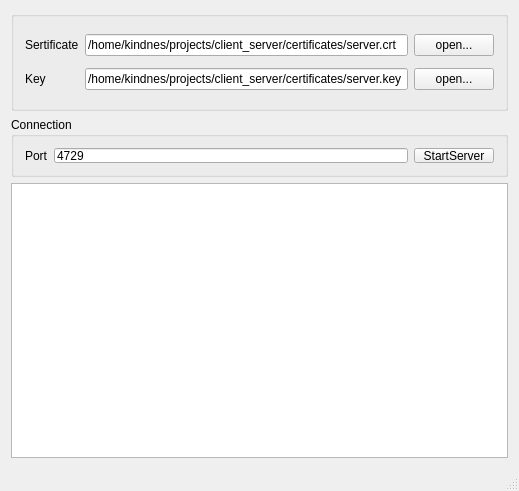
Above: server/mainwindow.ui from Dobr1802/QSsl_chat_v.2 before the change. Below: the same form after it.
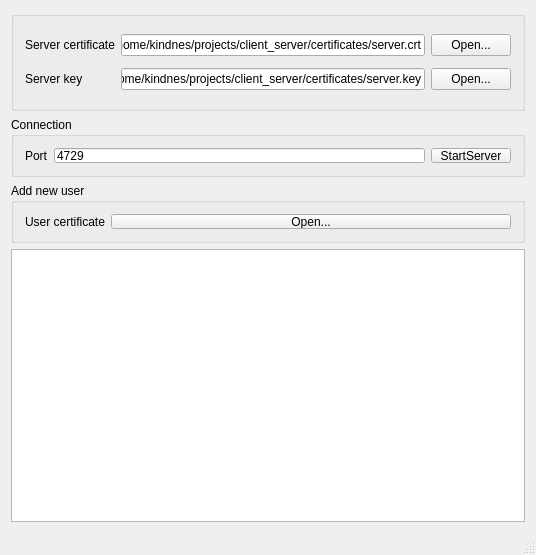
That is the form after the change.

Commit message: причесывание of server

```diff
--- a/server/mainwindow.ui
+++ b/server/mainwindow.ui
@@ -6,8 +6,8 @@
    <rect>
     <x>0</x>
     <y>0</y>
-    <width>519</width>
-    <height>491</height>
+    <width>530</width>
+    <height>555</height>
    </rect>
   </property>
   <property name="windowTitle">
@@ -36,7 +36,7 @@
        <item row="0" column="2">
         <widget class="QPushButton" name="sertificateOpenButton">
          <property name="text">
-          <string>open...</string>
+          <string>Open...</string>
          </property>
         </widget>
        </item>
@@ -50,14 +50,14 @@
        <item row="1" column="2">
         <widget class="QPushButton" name="keyOpenButton">
          <property name="text">
-          <string>open...</string>
+          <string>Open...</string>
          </property>
         </widget>
        </item>
        <item row="1" column="0">
         <widget class="QLabel" name="label_3">
          <property name="text">
-          <string>Key</string>
+          <string>Server key</string>
          </property>
         </widget>
        </item>
@@ -71,7 +71,7 @@
        <item row="0" column="0">
         <widget class="QLabel" name="label_2">
          <property name="text">
-          <string>Sertificate</string>
+          <string>Server certificate</string>
          </property>
         </widget>
        </item>
@@ -133,7 +133,67 @@
      </widget>
     </item>
     <item>
-     <widget class="QTextEdit" name="textEdit"/>
+     <widget class="QGroupBox" name="groupBox_3">
+      <property name="minimumSize">
+       <size>
+        <width>0</width>
+        <height>60</height>
+       </size>
+      </property>
+      <property name="maximumSize">
+       <size>
+        <width>16777215</width>
+        <height>60</height>
+       </size>
+      </property>
+      <property name="title">
+       <string>Add new user</string>
+      </property>
+      <layout class="QGridLayout" name="gridLayout_3">
+       <item row="0" column="0">
+        <widget class="QLabel" name="label_4">
+         <property name="text">
+          <string>User certificate</string>
+         </property>
+        </widget>
+       </item>
+       <item row="0" column="2">
+        <widget class="QPushButton" name="userCertButton">
+         <property name="minimumSize">
+          <size>
+           <width>400</width>
+           <height>0</height>
+          </size>
+         </property>
+         <property name="maximumSize">
+          <size>
+           <width>400</width>
+           <height>16777215</height>
+          </size>
+         </property>
+         <property name="text">
+          <string>Open...</string>
+         </property>
+        </widget>
+       </item>
+       <item row="0" column="1">
+        <spacer name="horizontalSpacer">
+         <property name="orientation">
+          <enum>Qt::Horizontal</enum>
+         </property>
+         <property name="sizeHint" stdset="0">
+          <size>
+           <width>40</width>
+           <height>20</height>
+          </size>
+         </property>
+        </spacer>
+       </item>
+      </layout>
+     </widget>
+    </item>
+    <item>
+     <widget class="QTextEdit" name="logTextEdit"/>
     </item>
    </layout>
   </widget>
```
Left out of the diff: 6 changed lines with no effect on the pictures. The commit also changes 2 other files.
